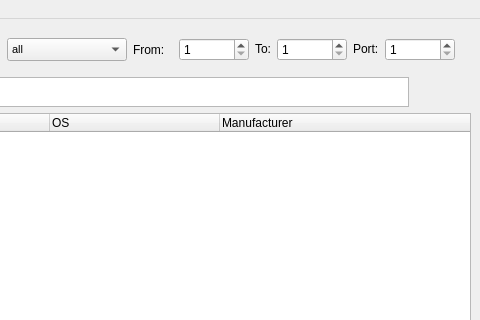
First picture: the form in App.ui, repository nwaf209/Ping-sweeper-and-port-scanning, before the edit; both pictures show x 810 to 1290 and y 0 to 320 of the 1290 by 858 pixel window.
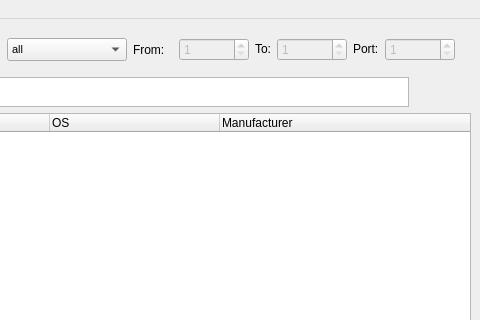
Second picture: the form after the edit. Icons and pictures are not drawn.

Commit message: - Completed # TODO Proper disable on ports selected inputs

The edit to the form file:
```diff
--- a/App.ui
+++ b/App.ui
@@ -2122,7 +2122,7 @@
         <item>
          <widget class="QSpinBox" name="spinBox">
           <property name="enabled">
-           <bool>true</bool>
+           <bool>false</bool>
           </property>
           <property name="sizePolicy">
            <sizepolicy hsizetype="Maximum" vsizetype="Maximum">
@@ -2160,7 +2160,7 @@
         <item>
          <widget class="QSpinBox" name="spinBox_2">
           <property name="enabled">
-           <bool>true</bool>
+           <bool>false</bool>
           </property>
           <property name="sizePolicy">
            <sizepolicy hsizetype="Maximum" vsizetype="Maximum">
@@ -2197,6 +2197,9 @@
         </item>
         <item>
          <widget class="QSpinBox" name="spinBox_3">
+          <property name="enabled">
+           <bool>false</bool>
+          </property>
           <property name="sizePolicy">
            <sizepolicy hsizetype="Maximum" vsizetype="Maximum">
             <horstretch>0</horstretch>
```
The commit also changes 1 other file.
